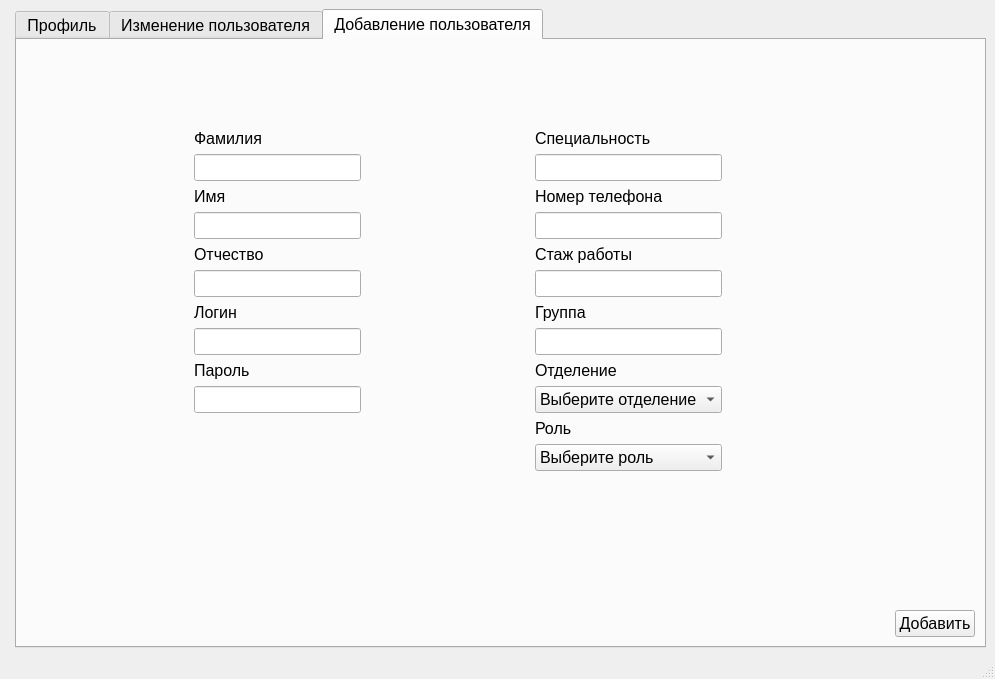
Before: the Qt Designer form Plan/adminwindow.ui in Undetaker45/MDKP, drawn with Qt 5.
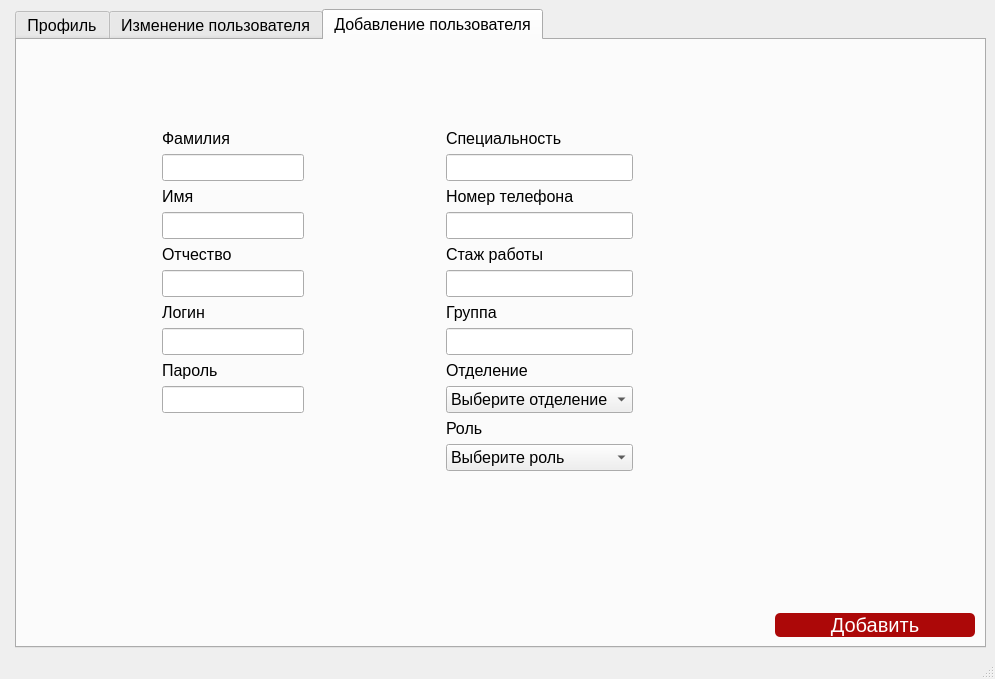
After: the same form once the commit is applied. The open tabs and pages were chosen to show the change.

What changed in the file:
```diff
--- a/Plan/adminwindow.ui
+++ b/Plan/adminwindow.ui
@@ -447,6 +447,28 @@
               </item>
               <item>
                <widget class="QPushButton" name="DobavitBtn">
+                <property name="minimumSize">
+                 <size>
+                  <width>200</width>
+                  <height>20</height>
+                 </size>
+                </property>
+                <property name="styleSheet">
+                 <string notr="true">QPushButton {
+font: 500 20pt &quot;Montserrat Medium&quot;;
+    background-color: #AC0808; 
+    color: white; 
+    border: none;
+    font-size: 20px;
+    border-radius: 5px; 
+}
+QPushButton:hover {
+    background-color: #C61010;
+}
+QPushButton:pressed {
+    background-color: #9C0707; 
+}</string>
+                </property>
                 <property name="text">
                  <string>Добавить</string>
                 </property>
```
Left out of the diff: 24 changed lines with no effect on the pictures.
